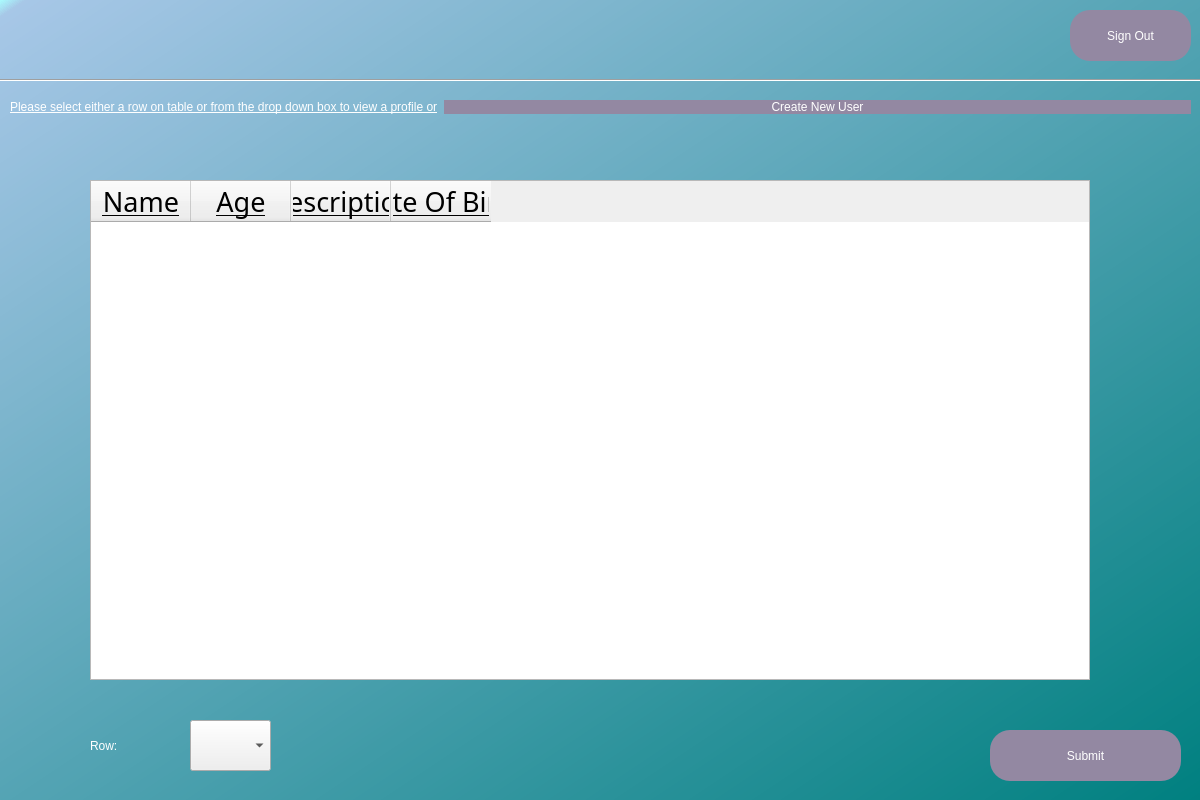
Above: UserList.ui from MysticalMango647/RollSmartGui before the change. Below: the same form after it.
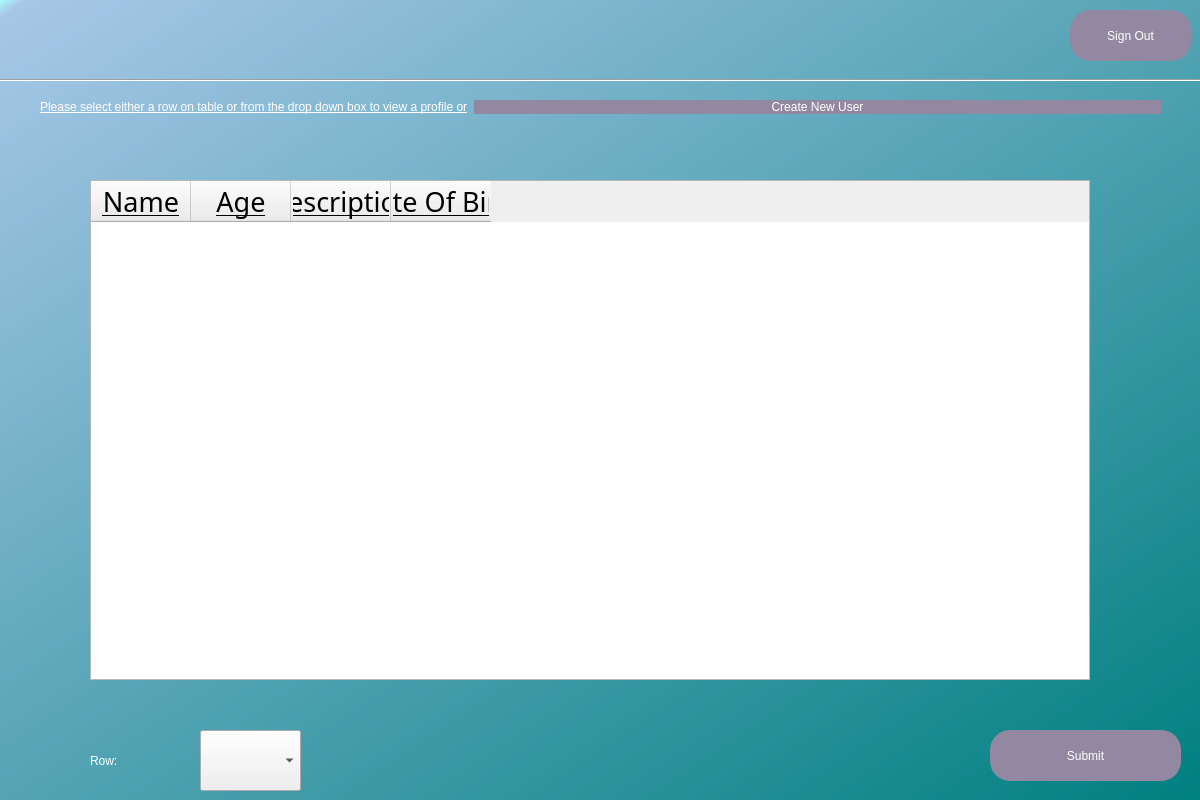
That is the form after the change.

```diff
--- a/UserList.ui
+++ b/UserList.ui
@@ -31,7 +31,7 @@
      <rect>
       <x>10</x>
       <y>10</y>
-      <width>591</width>
+      <width>811</width>
       <height>61</height>
      </rect>
     </property>
@@ -189,9 +189,9 @@
     <property name="geometry">
      <rect>
       <x>90</x>
-      <y>730</y>
+      <y>740</y>
       <width>101</width>
-      <height>31</height>
+      <height>41</height>
      </rect>
     </property>
     <property name="styleSheet">
@@ -205,10 +205,10 @@
    <widget class="QComboBox" name="RowCounterBox">
     <property name="geometry">
      <rect>
-      <x>190</x>
-      <y>720</y>
-      <width>81</width>
-      <height>51</height>
+      <x>200</x>
+      <y>730</y>
+      <width>101</width>
+      <height>61</height>
      </rect>
     </property>
     <property name="styleSheet">
@@ -219,10 +219,10 @@
    <widget class="QWidget" name="formLayoutWidget">
     <property name="geometry">
      <rect>
-      <x>10</x>
+      <x>40</x>
       <y>100</y>
-      <width>1181</width>
-      <height>41</height>
+      <width>1121</width>
+      <height>47</height>
      </rect>
     </property>
     <layout class="QFormLayout" name="formLayout">
```
Left out of the diff: 5 changed lines with no effect on the pictures.
